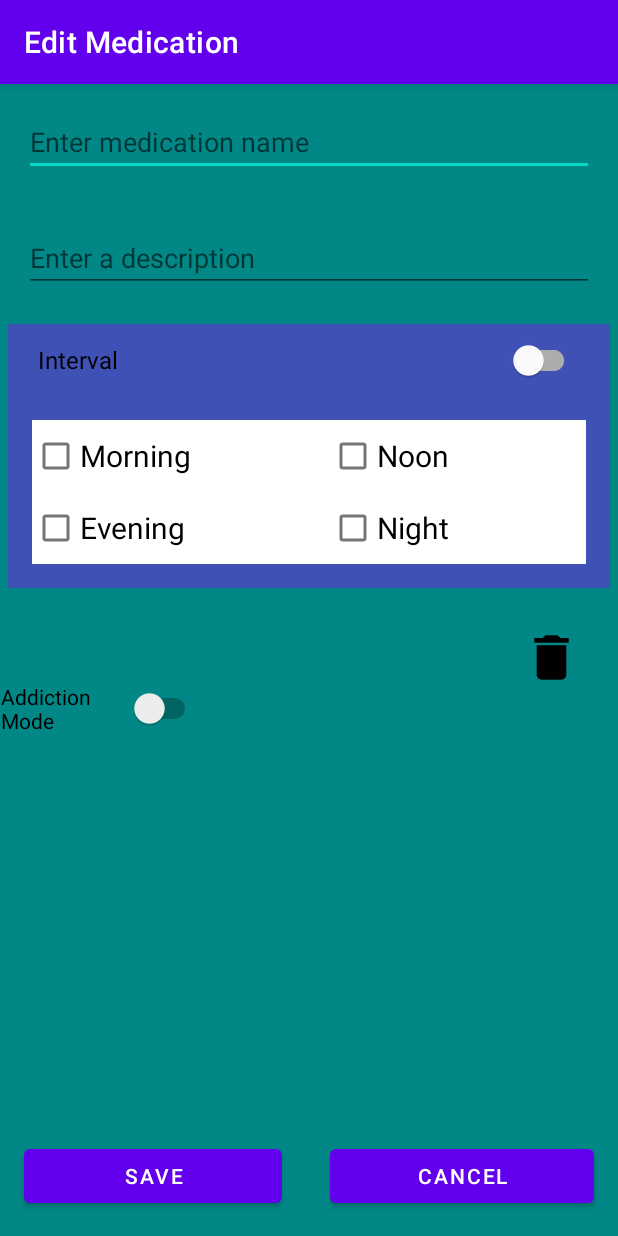
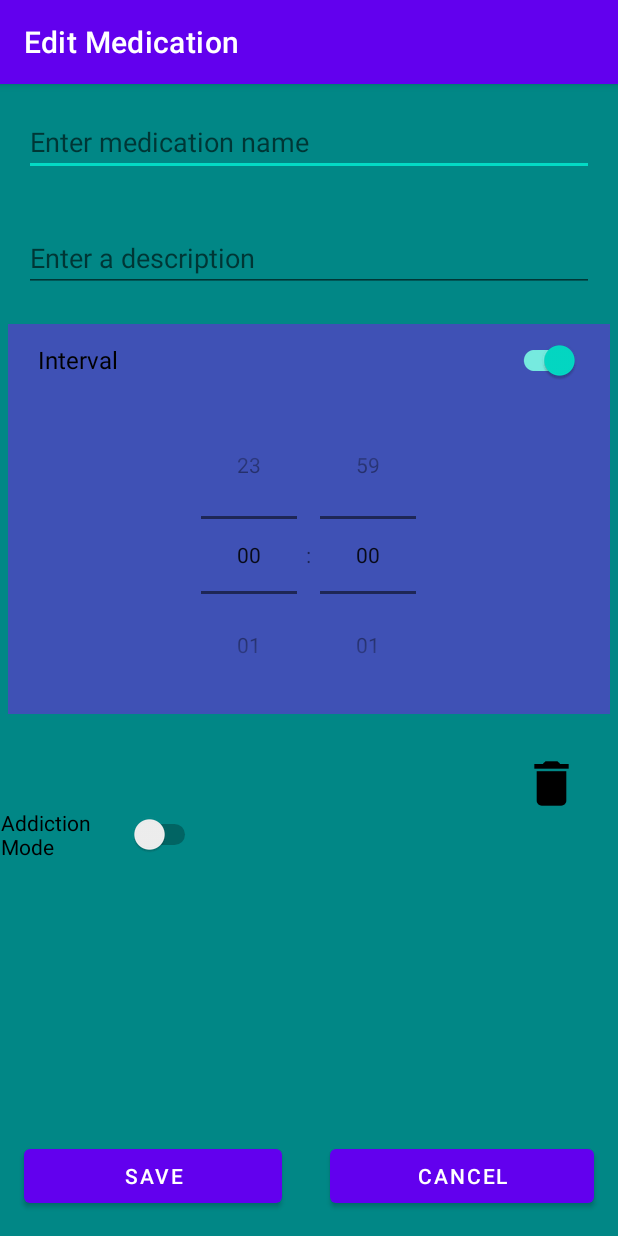
Before and after one commit to CBQCF/MediTime, an Android app: the EditMedicationActivity screen opened directly, with no data from a screen before it, on a phone screen of 412 x 824 dp. Run offline under Robolectric (Android 15) with nearby library versions, the light colour scheme and no system bars.

Commit message:
Merge conflict resolve + fixed time load and save + added timepicker for cleaner result

```diff
--- a/app/src/main/java/cbqcf/dim/meditime/EditMedicationActivity.java
+++ b/app/src/main/java/cbqcf/dim/meditime/EditMedicationActivity.java
@@ -5,6 +5,7 @@ import android.app.TimePickerDialog;
 import android.content.DialogInterface;
 import android.content.Intent;
 import android.os.Bundle;
+import android.util.Log;
 import android.view.View;
 import android.widget.Button;
 import android.widget.CheckBox;
@@ -13,18 +14,22 @@ import android.widget.GridLayout;
 import android.widget.LinearLayout;
 import android.widget.Switch;
 import android.widget.TimePicker;
+import android.widget.Toast;
 
 import androidx.appcompat.app.AppCompatActivity;
 
 import com.google.android.material.switchmaterial.SwitchMaterial;
 
+import java.sql.Time;
+import java.sql.Timestamp;
+import java.util.Calendar;
+
 public class EditMedicationActivity extends AppCompatActivity {
 
     private EditText editTextName;
     private EditText editTextDescription;
-    private EditText editTextDelay;
-
-    private EditText editTextMedicationDelay;
+    private LinearLayout linearLayoutDelay;
+    private TimePicker timePicker;
 
     private GridLayout checkBoxLayout;
     private CheckBox checkBoxMorning;
@@ -43,7 +48,8 @@ public class EditMedicationActivity extends AppCompatActivity {
 
         editTextName = findViewById(R.id.editTextMedicationName);
         editTextDescription = findViewById(R.id.editTextMedicationDescription);
-        editTextDelay = findViewById(R.id.editTextMedicationDelay);
+        linearLayoutDelay = findViewById(R.id.linearLayoutDelay);
+        timePicker = findViewById(R.id.timePicker);
         checkBoxMorning = findViewById(R.id.checkBoxMorning);
         checkBoxNoon = findViewById(R.id.checkBoxNoon);
         checkBoxEvening = findViewById(R.id.checkBoxEvening);
@@ -61,19 +67,18 @@ public class EditMedicationActivity extends AppCompatActivity {
          medication = MedicationManager.getInstance().getMedication(String.valueOf(medicationId));
         else
             medication= new Medication(-1,intent.getStringExtra("MEDICATION_NAME"),intent.getStringExtra("MEDICATION_DESCRIPTION"),intent.getBooleanExtra("MEDICATION_ADAPTATION", true),0);
-
-        loadData();
+        timePicker.setIs24HourView(true);
         switchInterval.setOnCheckedChangeListener((buttonView, isChecked) -> {
             if (isChecked) {
-                editTextDelay.setVisibility(View.VISIBLE);
+                linearLayoutDelay.setVisibility(View.VISIBLE);
                 checkBoxLayout.setVisibility(View.GONE);
             } else {
-                editTextDelay.setVisibility(View.GONE);
+                linearLayoutDelay.setVisibility(View.GONE);
                 checkBoxLayout.setVisibility(View.VISIBLE);
             }
         });
         buttonSave.setOnClickListener(view -> saveData());
-
+        loadData();
     }
 
     private void deleteMedic(){
@@ -111,8 +116,9 @@ public class EditMedicationActivity extends AppCompatActivity {
         int minutes = (int) (millis / (1000 * 60)) % 60;
         return String.format("%02d:%02d", hours, minutes);
     }
+
     long timeSelected = -1;
-    public void getInputTime(View v) {
+    public void getInputTime() {
         if(switchInterval.isChecked()){
             showTimePicker();
         } else {
@@ -120,14 +126,9 @@ public class EditMedicationActivity extends AppCompatActivity {
         }
     }
     private void showTimePicker() {
-        TimePickerDialog dialog = new TimePickerDialog(this, new TimePickerDialog.OnTimeSetListener() {
-            @Override
-            public void onTimeSet(TimePicker view, int hourOfDay, int minute) {
-                 timeSelected = (hourOfDay * 3600 + minute * 60) * 1000;  // Corrected the calculation
-                editTextDelay.setText(getTimeString(timeSelected));
-            }
-        }, 0, 0, true);
-        dialog.show();
+        timeSelected = (long)timePicker.getHour() * 3600 * 1000 + (long)timePicker.getMinute() * 60 * 1000;
+        if(timeSelected <= 0b1111)
+            timeSelected = -1;
     }
 
     private void showTimeSlotPicker() {
@@ -145,10 +146,24 @@ public class EditMedicationActivity extends AppCompatActivity {
             timeSelected |= 0b0001;
         }
     }
+
     private void loadData() {
         editTextName.setText(medication.getName());
         editTextDescription.setText(medication.getDescription());
-        editTextDelay.setText(String.valueOf(medication.getDelay()));
+        timeSelected = medication.getDelay();
+        if (timeSelected > 0 && timeSelected <= 0b1111){
+            checkBoxMorning.setChecked((timeSelected & 0b1000) == 0b1000);
+            checkBoxNoon.setChecked((timeSelected & 0b0100) == 0b0100);
+            checkBoxEvening.setChecked((timeSelected & 0b0010) == 0b0010);
+            checkBoxNight.setChecked((timeSelected & 0b0001) == 0b0001);
+            switchInterval.setChecked(false);
+        } else {
+            Time timestamp = new Time(timeSelected);
+            timestamp.setTime(timeSelected);
+            timePicker.setHour((int) (timeSelected / 3600 / 1000));
+            timePicker.setMinute((int) ((timeSelected / 60 / 1000) % 60));
+            switchInterval.setChecked(true);
+        }
     }
     public void returnToMainActivity(View v) {
         Intent intent = new Intent(this, MainActivity.class);
@@ -161,8 +176,11 @@ public class EditMedicationActivity extends AppCompatActivity {
         medication.setName(editTextName.getText().toString());
         medication.setDescription(editTextDescription.getText().toString());
         medication.setAdaptation(addictionSwitch.isChecked());
-        if(timeSelected == -1)
-            medication.setDelay(Long.valueOf(editTextDelay.getText().toString()));
+        getInputTime();
+        if(timeSelected == -1) {
+            Toast.makeText(this, "Veuillez sélectionner un horaire", Toast.LENGTH_SHORT).show();
+            return;
+        }
         else
             medication.setDelay(timeSelected);
 
--- a/app/src/main/java/cbqcf/dim/meditime/MedicCreator.java
+++ b/app/src/main/java/cbqcf/dim/meditime/MedicCreator.java
@@ -27,7 +27,7 @@ public class MedicCreator extends AppCompatActivity {
 
         searchButton.setOnClickListener(v -> {
             mainGrid.removeAllViews();
-            FirestoreHelper.getInstance().fetchMedicationByName(nameText.getText().toString(), new FirestoreHelper.FirestoreCallback() {
+            FirestoreHelper.getInstance().fetchMedicationByName(nameText.getText().toString().toLowerCase(), new FirestoreHelper.FirestoreCallback() {
                 @Override
                 public void onSuccess(String name, String description, Boolean adaptation) {
                     Medication medication = new Medication(-1, name, description, adaptation, 0);
--- a/app/src/main/java/cbqcf/dim/meditime/Medication.java
+++ b/app/src/main/java/cbqcf/dim/meditime/Medication.java
@@ -23,7 +23,7 @@ public class Medication {
     private long delay;
     private String name;
     private String description;
-    private Boolean adaptation; // Check if the medication time should be touched by the optimisation algorithm
+    private Boolean adaptation; // If in clean mode
 
     public Medication(int id, String name, String description, boolean adaptation, long delay){
         this.id = id;
--- a/app/src/main/res/layout/activity_edit_medication.xml
+++ b/app/src/main/res/layout/activity_edit_medication.xml
@@ -44,15 +44,21 @@
             android:text="@string/delay_interval"
             android:textSize="16dp" />
 
-        <EditText
-            android:id="@+id/editTextMedicationDelay"
+        <LinearLayout
+            android:id="@+id/linearLayoutDelay"
             android:layout_width="match_parent"
             android:layout_height="wrap_content"
-            android:layout_margin="16dp"
-            android:background="@color/white"
-            android:hint="@string/delay_interval_hint"
-            android:inputType="number"
-            android:visibility="gone" />
+            android:orientation="horizontal"
+            android:visibility="gone">
+
+            <TimePicker
+                android:id="@+id/timePicker"
+                android:layout_width="wrap_content"
+                android:layout_height="wrap_content"
+                android:timePickerMode="spinner"
+                android:layout_weight="1"/>
+
+        </LinearLayout>
 
         <GridLayout
             android:id="@+id/linearLayoutTimeSlots"
--- a/app/src/main/res/values/strings.xml
+++ b/app/src/main/res/values/strings.xml
@@ -13,4 +13,6 @@
     <string name="save_hint">Save</string>
     <string name="cancel_hint">Cancel</string>
     <string name="search">Search</string>
+    <string name="delay_interval_minutes_hint">Minutes</string>
+    <string name="delay_interval_hours_hint">Hours</string>
 </resources>
```
Also changed, not shown: 1 other file.
